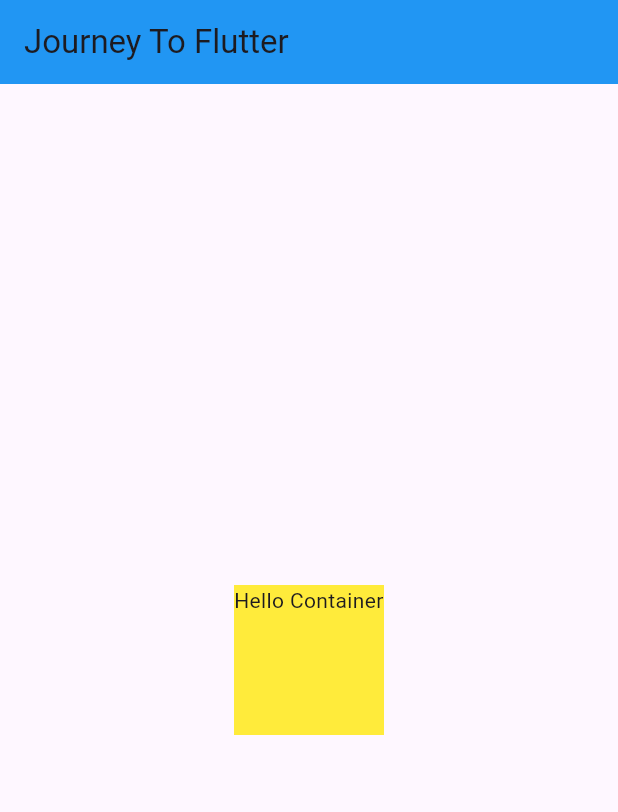
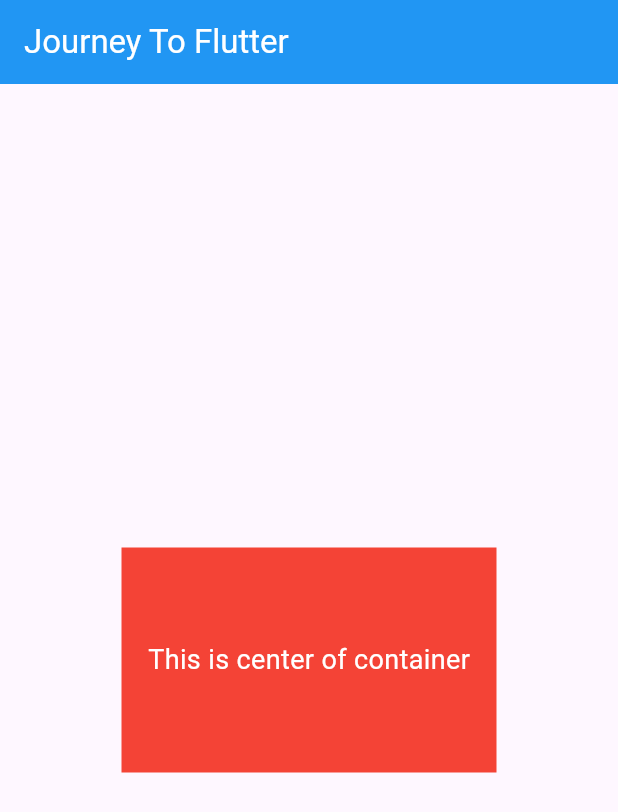
Before and after one commit to thisisdishang/JourneyToFlutter, a Flutter app: the screen it shows after launch, on a phone screen of 412 x 824 dp. Shown: the top 812 px of the screen. Run offline on Flutter 3.47's test engine with Material 3 defaults, Android fonts, the phone set to English and light mode, and no system bars.

Commit message:
learn container and center widget

```diff
--- a/lib/main.dart
+++ b/lib/main.dart
@@ -5,7 +5,7 @@ void main() {
 }
 
 class MyApp extends StatelessWidget {
-  const MyApp({Key? key}):super(key: key);
+  const MyApp({Key? key}) : super(key: key);
 
   // This widget is the root of your application.
   @override
@@ -22,29 +22,38 @@ class MyApp extends StatelessWidget {
 }
 
 class MyHomePage extends StatefulWidget {
-  const MyHomePage({Key? key}):super(key: key);
+  const MyHomePage({Key? key}) : super(key: key);
 
   @override
   State<MyHomePage> createState() => _MyHomePageState();
 }
 
 class _MyHomePageState extends State<MyHomePage> {
-
   @override
   Widget build(BuildContext context) {
-
     return Scaffold(
       appBar: AppBar(
         // Here we take the value from the MyHomePage object that was created by
         // the App.build method, and use it to set our appbar title.
-        title: Text('Journey To Flutter'),
+        title: Text(
+          'Journey To Flutter',
+          style: TextStyle(color: Colors.white),
+        ),
       ),
       body: Center(
         child: Container(
-          width: 100,
-          height: 100,
-          color: Colors.yellow,
-          child: Text('Hello Container'),
+          width: 250,
+          height: 150,
+          color: Colors.red,
+          child: Center(
+            child: Text(
+              'This is center of container',
+              style: TextStyle(
+                fontSize: 18,
+                color: Colors.white,
+              ),
+            ),
+          ),
         ),
       ), // This trailing comma makes auto-formatting nicer for build methods.
     );
```
